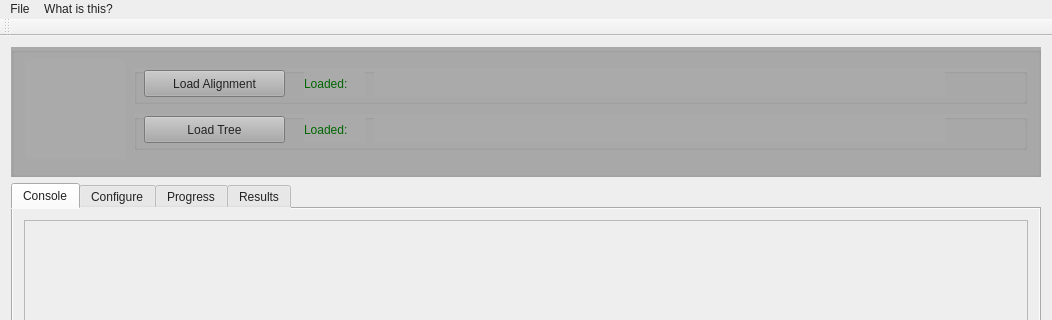
The window that src/modeltest_gui.ui (ddarriba/modeltest) describes before a commit, drawn with Qt 5; both pictures show x 0 to 1052 and y 0 to 320 of the 1052 by 786 pixel window.
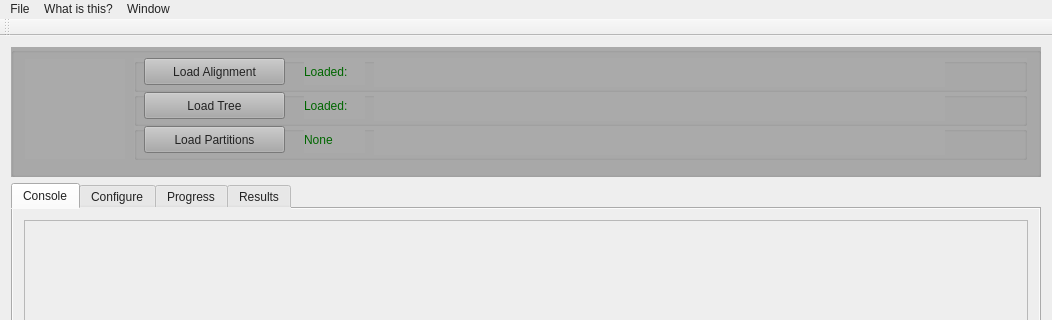
The same window after the commit. The open tabs and pages were chosen to show the change. Icons and pictures are not drawn.

Diff of the .ui file:
```diff
--- a/src/modeltest_gui.ui
+++ b/src/modeltest_gui.ui
@@ -95,13 +95,13 @@
        <item>
         <layout class="QVBoxLayout" name="verticalLayout">
          <property name="spacing">
-          <number>10</number>
+          <number>0</number>
          </property>
          <property name="topMargin">
-          <number>15</number>
+          <number>5</number>
          </property>
          <property name="bottomMargin">
-          <number>15</number>
+          <number>5</number>
          </property>
          <item>
           <widget class="QGroupBox" name="groupBox">
@@ -112,13 +112,13 @@
             </size>
            </property>
            <property name="title">
-            <string/>
+            <string notr="true"/>
            </property>
            <widget class="QPushButton" name="btnLoadAlignment">
             <property name="geometry">
              <rect>
               <x>10</x>
-              <y>2</y>
+              <y>0</y>
               <width>141</width>
               <height>27</height>
              </rect>
@@ -162,7 +162,7 @@
             <property name="geometry">
              <rect>
               <x>170</x>
-              <y>2</y>
+              <y>0</y>
               <width>61</width>
               <height>27</height>
              </rect>
@@ -193,7 +193,7 @@
             </size>
            </property>
            <property name="title">
-            <string/>
+            <string notr="true"/>
            </property>
            <widget class="QLabel" name="lblTree">
             <property name="geometry">
@@ -220,7 +220,7 @@
             <property name="geometry">
              <rect>
               <x>10</x>
-              <y>2</y>
+              <y>0</y>
               <width>141</width>
               <height>27</height>
              </rect>
@@ -243,7 +243,7 @@
             <property name="geometry">
              <rect>
               <x>170</x>
-              <y>2</y>
+              <y>0</y>
               <width>61</width>
               <height>27</height>
              </rect>
@@ -265,6 +265,87 @@
            </widget>
           </widget>
          </item>
+         <item>
+          <widget class="QGroupBox" name="grbPartitions">
+           <property name="minimumSize">
+            <size>
+             <width>0</width>
+             <height>31</height>
+            </size>
+           </property>
+           <property name="title">
+            <string notr="true"/>
+           </property>
+           <widget class="QLabel" name="lblParts">
+            <property name="geometry">
+             <rect>
+              <x>240</x>
+              <y>2</y>
+              <width>571</width>
+              <height>27</height>
+             </rect>
+            </property>
+            <property name="font">
+             <font>
+              <family>Arial</family>
+              <weight>50</weight>
+              <italic>false</italic>
+              <bold>false</bold>
+             </font>
+            </property>
+            <property name="text">
+             <string/>
+            </property>
+           </widget>
+           <widget class="QPushButton" name="btnLoadParts">
+            <property name="geometry">
+             <rect>
+              <x>10</x>
+              <y>0</y>
+              <width>141</width>
+              <height>27</height>
+             </rect>
+            </property>
+            <property name="font">
+             <font>
+              <weight>50</weight>
+              <italic>false</italic>
+              <bold>false</bold>
+             </font>
+            </property>
+            <property name="toolTip">
+             <string>&lt;html&gt;&lt;head/&gt;&lt;body&gt;&lt;p&gt;Load tree file in &lt;span style=&quot; font-weight:600;&quot;&gt;NEWICK&lt;/span&gt; format&lt;/p&gt;&lt;/body&gt;&lt;/html&gt;</string>
+            </property>
+            <property name="text">
+             <string>Load Partitions</string>
+            </property>
+           </widget>
+           <widget class="QLabel" name="lblLoadPartsText">
+            <property name="geometry">
+             <rect>
+              <x>170</x>
+              <y>0</y>
+              <width>61</width>
+              <height>27</height>
+             </rect>
+            </property>
+            <property name="font">
+             <font>
+              <family>Arial</family>
+              <weight>50</weight>
+              <italic>false</italic>
+              <bold>false</bold>
+             </font>
+            </property>
+            <property name="styleSheet">
+             <string notr="true">color: #060;</string>
+            </property>
+            <property name="text">
+             <string>None</string>
+            </property>
+           </widget>
+          </widget>
+         </item>
         </layout>
        </item>
       </layout>
@@ -1733,8 +1814,29 @@
     </property>
     <addaction name="actionNewMenu"/>
    </widget>
+   <widget class="QMenu" name="menuWindow">
+    <property name="title">
+     <string>Window</string>
+    </property>
+    <widget class="QMenu" name="menuTab">
+     <property name="font">
+      <font>
+       <family>Arial</family>
+      </font>
+     </property>
+     <property name="title">
+      <string>Tab</string>
+     </property>
+     <addaction name="actionConsole"/>
+     <addaction name="actionConfigure"/>
+     <addaction name="actionProgress"/>
+     <addaction name="actionResults"/>
+    </widget>
+    <addaction name="menuTab"/>
+   </widget>
    <addaction name="menuJModelTest_2_2"/>
    <addaction name="menuWhat_is_this"/>
+   <addaction name="menuWindow"/>
   </widget>
   <widget class="QToolBar" name="mainToolBar">
    <attribute name="toolBarArea">
```
Left out of the diff: 42 changed lines with no effect on the pictures.
